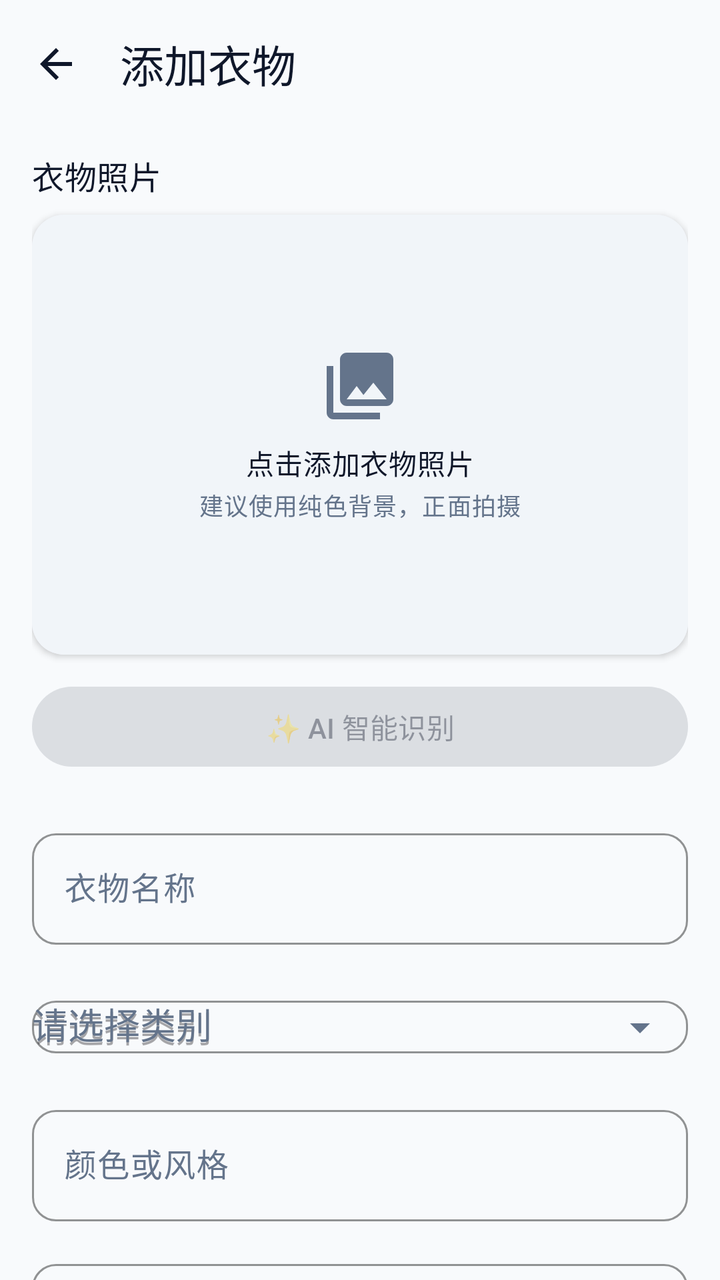
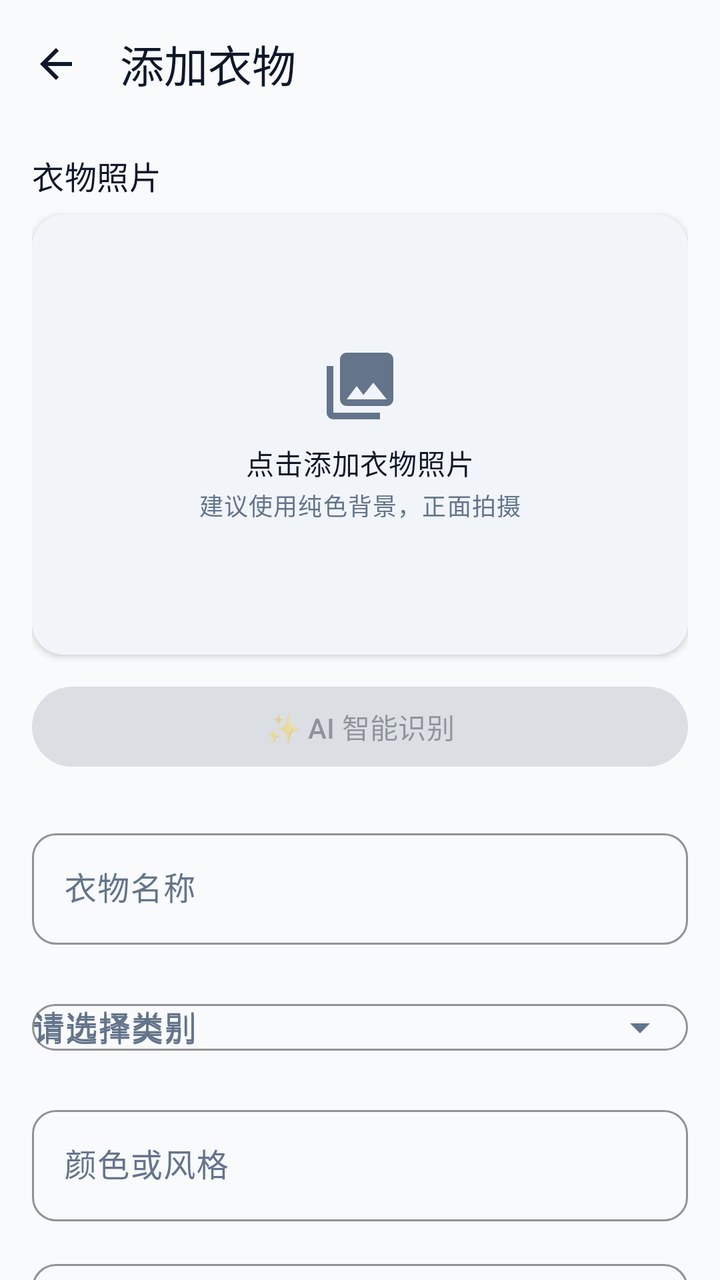

Two renders of the same Android screen: before a commit and after it. Below are the layout's source before the change and the commit's diff.
<!-- AndroidManifest.xml: application theme Theme.Wardrobe -->
<!-- res/layout/activity_add_item.xml -->
<?xml version="1.0" encoding="utf-8"?>
<LinearLayout xmlns:android="http://schemas.android.com/apk/res/android"
    xmlns:app="http://schemas.android.com/apk/res-auto"
    xmlns:tools="http://schemas.android.com/tools"
    android:id="@+id/root"
    android:layout_width="match_parent"
    android:layout_height="match_parent"
    android:orientation="vertical"
    tools:context=".AddItemActivity">

    <com.google.android.material.appbar.MaterialToolbar
        android:id="@+id/toolbar"
        android:layout_width="match_parent"
        android:layout_height="?attr/actionBarSize"
        android:background="@android:color/transparent"
        app:navigationContentDescription="@string/action_back"
        app:navigationIcon="@drawable/ic_arrow_back"
        app:navigationIconTint="@color/md_on_surface"
        app:title="@string/add_item_title"
        app:titleTextColor="@color/md_on_surface" />

    <androidx.core.widget.NestedScrollView
        android:layout_width="match_parent"
        android:layout_height="0dp"
        android:layout_weight="1"
        android:clipToPadding="false"
        android:fillViewport="true">

        <LinearLayout
            android:layout_width="match_parent"
            android:layout_height="wrap_content"
            android:orientation="vertical"
            android:paddingStart="@dimen/screen_padding"
            android:paddingTop="@dimen/space_m"
            android:paddingEnd="@dimen/screen_padding"
            android:paddingBottom="32dp">

            <TextView
                android:layout_width="wrap_content"
                android:layout_height="wrap_content"
                android:text="@string/add_photo_title"
                android:textAppearance="@style/TextAppearance.Material3.TitleMedium"
                android:textColor="@color/md_on_surface" />

            <com.google.android.material.card.MaterialCardView
                android:id="@+id/photoCard"
                style="@style/Widget.Wardrobe.Card"
                android:layout_width="match_parent"
                android:layout_height="220dp"
                android:layout_marginTop="@dimen/space_s"
                android:clickable="true"
                android:focusable="true"
                app:rippleColor="?attr/colorControlHighlight">

                <FrameLayout
                    android:layout_width="match_parent"
                    android:layout_height="match_parent"
                    android:background="@drawable/bg_image_placeholder">

                    <ImageView
                        android:id="@+id/photoPreview"
                        android:layout_width="match_parent"
                        android:layout_height="match_parent"
                        android:contentDescription="@string/cd_photo_placeholder"
                        android:scaleType="centerCrop"
                        android:visibility="gone" />

                    <LinearLayout
                        android:id="@+id/photoPlaceholder"
                        android:layout_width="wrap_content"
                        android:layout_height="wrap_content"
                        android:layout_gravity="center"
                        android:gravity="center"
                        android:orientation="vertical">

                        <ImageView
                            android:layout_width="40dp"
                            android:layout_height="40dp"
                            android:contentDescription="@string/cd_photo_placeholder"
                            android:src="@drawable/ic_gallery"
                            app:tint="@color/md_on_surface_variant" />

                        <TextView
                            android:layout_width="wrap_content"
                            android:layout_height="wrap_content"
                            android:layout_marginTop="@dimen/space_s"
                            android:text="@string/add_photo_action"
                            android:textAppearance="@style/TextAppearance.Material3.BodyMedium"
                            android:textColor="@color/md_on_surface" />

                        <TextView
                            android:layout_width="wrap_content"
                            android:layout_height="wrap_content"
                            android:layout_marginTop="2dp"
                            android:text="@string/add_photo_hint"
                            android:textAppearance="@style/TextAppearance.Material3.BodySmall"
                            android:textColor="@color/md_on_surface_variant" />
                    </LinearLayout>

                    
                    <FrameLayout
                        android:id="@+id/photoProgress"
                        android:layout_width="match_parent"
                        android:layout_height="match_parent"
                        android:background="#99000000"
                        android:clickable="true"
                        android:focusable="true"
                        android:visibility="gone">

                        <LinearLayout
                            android:layout_width="wrap_content"
                            android:layout_height="wrap_content"
                            android:layout_gravity="center"
                            android:gravity="center"
                            android:orientation="vertical">

                            <com.google.android.material.progressindicator.CircularProgressIndicator
                                android:layout_width="wrap_content"
                                android:layout_height="wrap_content"
                                android:indeterminate="true"
                                app:indicatorColor="@color/white"
                                app:indicatorSize="42dp" />

                            <TextView
                                android:id="@+id/photoProgressText"
                                android:layout_width="wrap_content"
                                android:layout_height="wrap_content"
                                android:layout_marginTop="@dimen/space_s"
                                android:text="@string/photo_processing"
                                android:textAppearance="@style/TextAppearance.Material3.BodySmall"
                                android:textColor="@color/white" />
                        </LinearLayout>
                    </FrameLayout>
                </FrameLayout>
            </com.google.android.material.card.MaterialCardView>

            <com.google.android.material.button.MaterialButton
                android:id="@+id/aiRecognizeButton"
                style="@style/Widget.Wardrobe.Button"
                android:layout_width="match_parent"
                android:layout_height="wrap_content"
                android:layout_marginTop="@dimen/space_m"
                android:enabled="false"
                android:text="@string/ai_recognize_button" />

            <com.google.android.material.textfield.TextInputLayout
                android:id="@+id/nameInput"
                style="@style/Widget.Wardrobe.TextInputLayout"
                android:layout_width="match_parent"
                android:layout_height="wrap_content"
                android:layout_marginTop="@dimen/space_xl"
                android:hint="@string/add_name_label">

                <com.google.android.material.textfield.TextInputEditText
                    android:layout_width="match_parent"
                    android:layout_height="wrap_content"
                    android:inputType="text"
                    android:maxLines="1" />
            </com.google.android.material.textfield.TextInputLayout>

            <com.google.android.material.textfield.TextInputLayout
                android:id="@+id/categoryInput"
                style="@style/Widget.Wardrobe.TextInputLayout"
                app:endIconMode="dropdown_menu"
                android:layout_width="match_parent"
                android:layout_height="wrap_content"
                android:layout_marginTop="@dimen/space_m"
                android:hint="@string/add_category_hint">

                <AutoCompleteTextView
                    android:id="@+id/categoryDropdown"
                    android:layout_width="match_parent"
                    android:layout_height="wrap_content"
                    android:hint="@string/add_category_hint"
                    android:inputType="none"
                    android:maxLines="1" />
            </com.google.android.material.textfield.TextInputLayout>

            <com.google.android.material.textfield.TextInputLayout
                android:id="@+id/colorInput"
                style="@style/Widget.Wardrobe.TextInputLayout"
                android:layout_width="match_parent"
                android:layout_height="wrap_content"
                android:layout_marginTop="@dimen/space_m"
                android:hint="@string/add_color_label">

                <com.google.android.material.textfield.TextInputEditText
                    android:layout_width="match_parent"
                    android:layout_height="wrap_content"
                    android:inputType="text"
                    android:maxLines="1" />
            </com.google.android.material.textfield.TextInputLayout>

            <com.google.android.material.textfield.TextInputLayout
                android:id="@+id/noteInput"
                style="@style/Widget.Wardrobe.TextInputLayout"
                android:layout_width="match_parent"
                android:layout_height="wrap_content"
                android:layout_marginTop="@dimen/space_l"
                android:hint="@string/add_note_label">

                <com.google.android.material.textfield.TextInputEditText
                    android:layout_width="match_parent"
                    android:layout_height="96dp"
                    android:gravity="top|start"
                    android:inputType="textMultiLine"
                    android:maxLines="4"
                    android:paddingTop="@dimen/space_m" />
            </com.google.android.material.textfield.TextInputLayout>

            <com.google.android.material.button.MaterialButton
                android:id="@+id/saveButton"
                android:layout_width="match_parent"
                android:layout_height="wrap_content"
                android:layout_marginTop="@dimen/space_xl"
                android:text="@string/action_save_item" />
        </LinearLayout>
    </androidx.core.widget.NestedScrollView>
</LinearLayout>
<!-- resources referenced by this layout -->
<resources>
  <color name="md_on_surface">@color/md_theme_onSurface</color>
  <color name="md_on_surface_variant">@color/md_theme_onSurfaceVariant</color>
  <color name="white">#FFFFFFFF</color>
  <dimen name="screen_padding">16dp</dimen>
  <dimen name="space_l">16dp</dimen>
  <dimen name="space_m">12dp</dimen>
  <dimen name="space_s">8dp</dimen>
  <dimen name="space_xl">24dp</dimen>
  <!-- drawable bg_image_placeholder (drawable) -->
  <?xml version="1.0" encoding="utf-8"?>
  <shape xmlns:android="http://schemas.android.com/apk/res/android"
      android:shape="rectangle">
      <solid android:color="@color/image_placeholder" />
      <corners android:radius="8dp" />
  </shape>
  <string name="action_back">返回</string>
  <string name="action_save_item">保存衣物</string>
  <string name="add_category_hint">请选择类别</string>
  <string name="add_color_label">颜色或风格</string>
  <string name="add_item_title">添加衣物</string>
  <string name="add_name_label">衣物名称</string>
  <string name="add_note_label">备注</string>
  <string name="add_photo_action">点击添加衣物照片</string>
  <string name="add_photo_hint">建议使用纯色背景，正面拍摄</string>
  <string name="add_photo_title">衣物照片</string>
  <string name="ai_recognize_button">✨ AI 智能识别</string>
  <string name="cd_photo_placeholder">衣物照片占位图</string>
  <string name="photo_processing">正在处理照片…</string>
  <style name="Widget.Wardrobe.Button" parent="Widget.Material3.Button">
          <item name="cornerRadius">@dimen/button_radius</item>
      </style>
  <style name="Widget.Wardrobe.Card" parent="Widget.Wardrobe.Card.Base" />
  <style name="Theme.Wardrobe" parent="Base.Theme.Wardrobe" />
  <color name="md_theme_onSurface">#0F172A</color>
  <color name="md_theme_onSurfaceVariant">#64748B</color>
  <color name="image_placeholder">@color/md_theme_surfaceVariant</color>
  <dimen name="button_radius">50dp</dimen>
  <style name="Widget.Wardrobe.Card.Base" parent="Widget.Material3.CardView.Elevated">
          <item name="cardBackgroundColor">?attr/colorSurface</item>
          <item name="cardCornerRadius">@dimen/card_radius</item>
          <item name="cardElevation">2dp</item>
          <item name="strokeWidth">0dp</item>
      </style>
  <dimen name="input_radius">12dp</dimen>
  <color name="md_theme_primary">#8B5CF6</color>
  <color name="md_theme_surfaceVariant">#F1F5F9</color>
  <dimen name="card_radius">16dp</dimen>
  <color name="md_theme_onPrimary">#FFFFFF</color>
  <color name="md_theme_primaryContainer">#EDE9FE</color>
  <color name="md_theme_onPrimaryContainer">#4C1D95</color>
  <color name="md_theme_secondary">#3B82F6</color>
  <color name="md_theme_onSecondary">#FFFFFF</color>
  <color name="md_theme_secondaryContainer">#DBEAFE</color>
  <color name="md_theme_onSecondaryContainer">#1E3A8A</color>
  <color name="md_theme_tertiary">#6366F1</color>
  <color name="md_theme_onTertiary">#FFFFFF</color>
  <color name="md_theme_tertiaryContainer">#E0E7FF</color>
  <color name="md_theme_onTertiaryContainer">#312E81</color>
  <color name="md_theme_error">#EF4444</color>
  <color name="md_theme_onError">#FFFFFF</color>
  <color name="md_theme_errorContainer">#FEE2E2</color>
  <color name="md_theme_onErrorContainer">#7F1D1D</color>
  <color name="md_theme_background">#F8FAFC</color>
  <color name="md_theme_onBackground">#0F172A</color>
  <color name="md_theme_surface">#FFFFFF</color>
  <color name="md_theme_outline">#CBD5E1</color>
  <color name="md_theme_outlineVariant">#E2E8F0</color>
  <color name="app_background">@color/md_theme_background</color>
  <style name="ShapeAppearance.Wardrobe.SmallComponent" parent="ShapeAppearance.Material3.SmallComponent">
          <item name="cornerFamily">rounded</item>
          <item name="cornerSize">16dp</item>
      </style>
  <style name="ShapeAppearance.Wardrobe.MediumComponent" parent="ShapeAppearance.Material3.MediumComponent">
          <item name="cornerFamily">rounded</item>
          <item name="cornerSize">20dp</item>
      </style>
  <!-- unchanged entries left out for length: 4 -->
</resources>

<!-- the commit's change to res/layout/activity_add_item.xml (unified diff, before → after) -->
@@ -173,7 +173,10 @@
                     android:layout_height="wrap_content"
                     android:hint="@string/add_category_hint"
                     android:inputType="none"
-                    android:maxLines="1" />
+                    android:maxLines="1"
+                    android:textAppearance="@style/TextAppearance.Material3.BodyLarge"
+                    android:textColor="?attr/colorOnSurface"
+                    android:textColorHint="?attr/colorOnSurfaceVariant" />
             </com.google.android.material.textfield.TextInputLayout>
 
             <com.google.android.material.textfield.TextInputLayout
